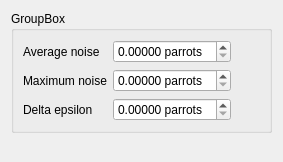
Before: the Qt Designer form ui/curvesettings.ui in ndtimofeev/particleicp, drawn with Qt 5.
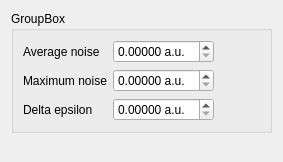
After: the same form once the commit is applied.

```diff
--- a/ui/curvesettings.ui
+++ b/ui/curvesettings.ui
@@ -33,7 +33,7 @@
       <item row="1" column="1">
        <widget class="QDoubleSpinBox" name="maximumNoiseDoubleSpinBox">
         <property name="suffix">
-         <string> parrots</string>
+         <string> a.u.</string>
         </property>
         <property name="decimals">
          <number>5</number>
@@ -53,7 +53,7 @@
       <item row="0" column="1">
        <widget class="QDoubleSpinBox" name="averageNoiseDoubleSpinBox">
         <property name="suffix">
-         <string> parrots</string>
+         <string> a.u.</string>
         </property>
         <property name="decimals">
          <number>5</number>
@@ -73,7 +73,7 @@
       <item row="2" column="1">
        <widget class="QDoubleSpinBox" name="deltaEpsilonDoubleSpinBox">
         <property name="suffix">
-         <string> parrots</string>
+         <string> a.u.</string>
         </property>
         <property name="decimals">
          <number>5</number>
```
